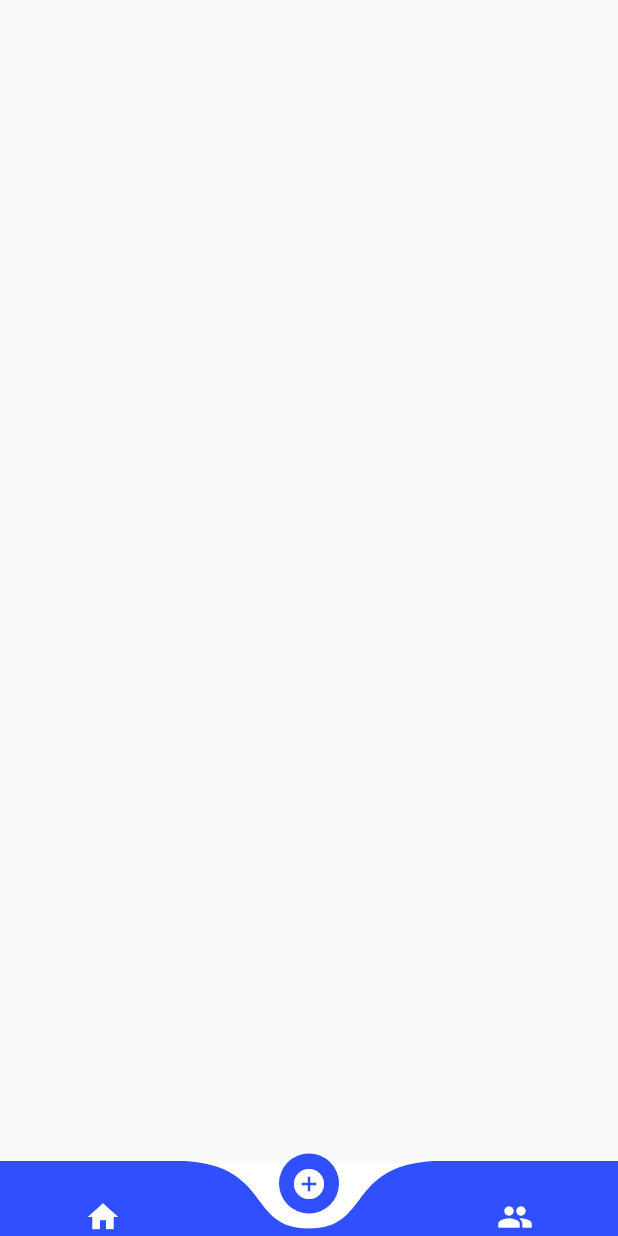
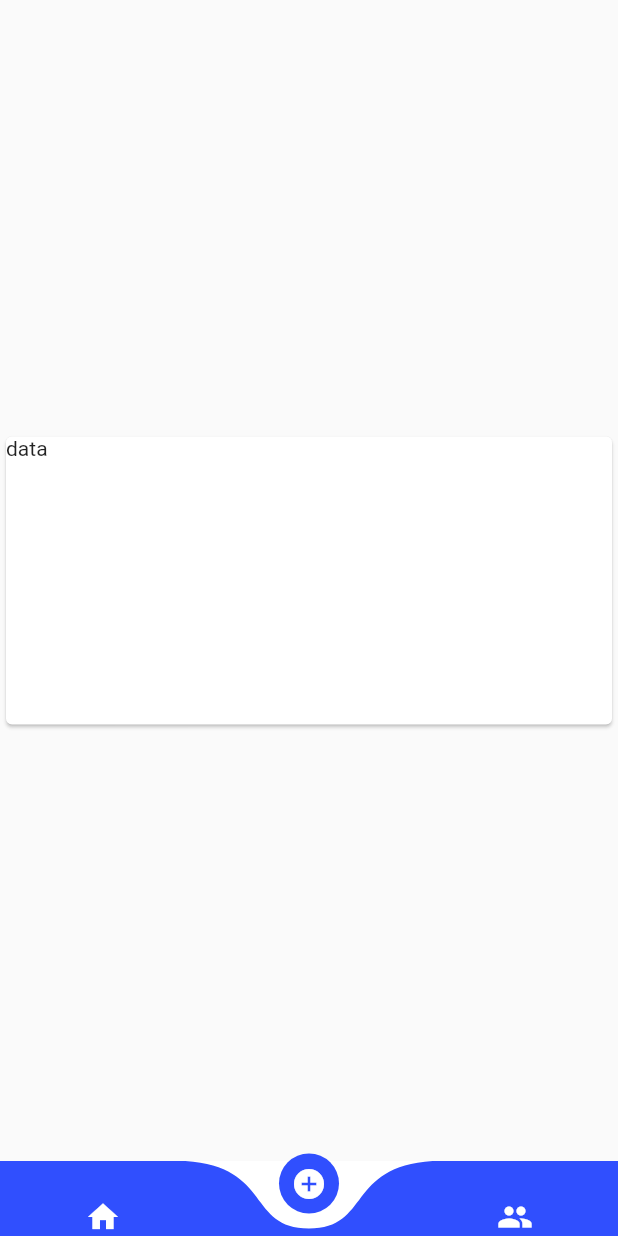
Before and after one commit to demonza10/projectend, a Flutter app: the screen it shows after launch, item 2 of the bottom bar chosen, on a phone screen of 412 x 824 dp. Run offline on Flutter 3.47's test engine with Material 2 defaults, Android fonts, the phone set to English and light mode, and no system bars; drawn by our look-alikes of curved_navigation_bar; our stand-ins replace carousel_pro.

Commit message:
Booking Page

```diff
--- a/lib/bookingpage/booking_component.dart
+++ b/lib/bookingpage/booking_component.dart
@@ -6,10 +6,12 @@ class EventQueue extends StatelessWidget {
   Widget build(BuildContext context) {
     return Scaffold(
         body: Center(
-            child: Card(
-      child: Column(
-        mainAxisSize: MainAxisSize.min,
-      ),
-    )));
+      child: Container(
+          height: 200,
+          width: 500,
+          child: Card(
+            child: (Text("data")),
+          )),
+    ));
   }
 }
```
